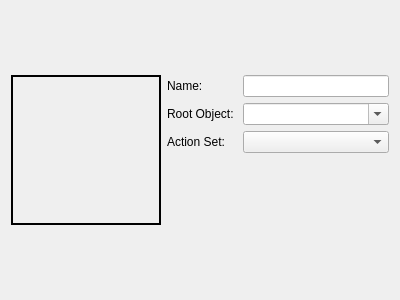
First picture: the form in Data/EditorFiles/Editors/ui/MonsterEditor.ui, repository griusfux/conceptrpg2, before the edit.
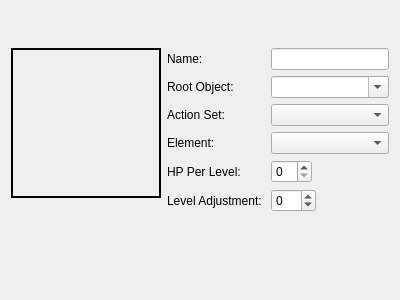
Second picture: the form after the edit.

Commit message: Updating the MonsterEditor to include element, hp_per_level, and level_adjustment. I've also used the updated editor to update the Clay Golem's hp_per_level (setting to 5 for now).

What changed in the file:
```diff
--- a/Data/EditorFiles/Editors/ui/MonsterEditor.ui
+++ b/Data/EditorFiles/Editors/ui/MonsterEditor.ui
@@ -26,7 +26,7 @@
      <item row="0" column="1">
       <widget class="QLineEdit" name="name"/>
      </item>
-     <item row="3" column="0">
+     <item row="6" column="0">
       <spacer name="verticalSpacer">
        <property name="orientation">
         <enum>Qt::Vertical</enum>
@@ -63,6 +63,77 @@
        </property>
       </widget>
      </item>
+     <item row="3" column="0">
+      <widget class="QLabel" name="label_2">
+       <property name="text">
+        <string>Element: </string>
+       </property>
+      </widget>
+     </item>
+     <item row="3" column="1">
+      <widget class="QComboBox" name="element"/>
+     </item>
+     <item row="4" column="0">
+      <widget class="QLabel" name="label_5">
+       <property name="text">
+        <string>HP Per Level: </string>
+       </property>
+      </widget>
+     </item>
+     <item row="4" column="1">
+      <layout class="QHBoxLayout" name="horizontalLayout">
+       <item>
+        <widget class="QSpinBox" name="hp_per_level"/>
+       </item>
+       <item>
+        <spacer name="horizontalSpacer">
+         <property name="orientation">
+          <enum>Qt::Horizontal</enum>
+         </property>
+         <property name="sizeHint" stdset="0">
+          <size>
+           <width>40</width>
+           <height>20</height>
+          </size>
+         </property>
+        </spacer>
+       </item>
+      </layout>
+     </item>
+     <item row="5" column="0">
+      <widget class="QLabel" name="label_6">
+       <property name="text">
+        <string>Level Adjustment: </string>
+       </property>
+      </widget>
+     </item>
+     <item row="5" column="1">
+      <layout class="QHBoxLayout" name="horizontalLayout_2">
+       <item>
+        <widget class="QSpinBox" name="level_adjustment">
+         <property name="minimum">
+          <number>-10</number>
+         </property>
+         <property name="maximum">
+          <number>10</number>
+         </property>
+        </widget>
+       </item>
+       <item>
+        <spacer name="horizontalSpacer_2">
+         <property name="orientation">
+          <enum>Qt::Horizontal</enum>
+         </property>
+         <property name="sizeHint" stdset="0">
+          <size>
+           <width>40</width>
+           <height>20</height>
+          </size>
+         </property>
+        </spacer>
+       </item>
+      </layout>
+     </item>
     </layout>
    </item>
    <item row="1" column="0">
```
Left out of the diff: 100 changed lines with no effect on the pictures. The commit also changes 3 other files.
